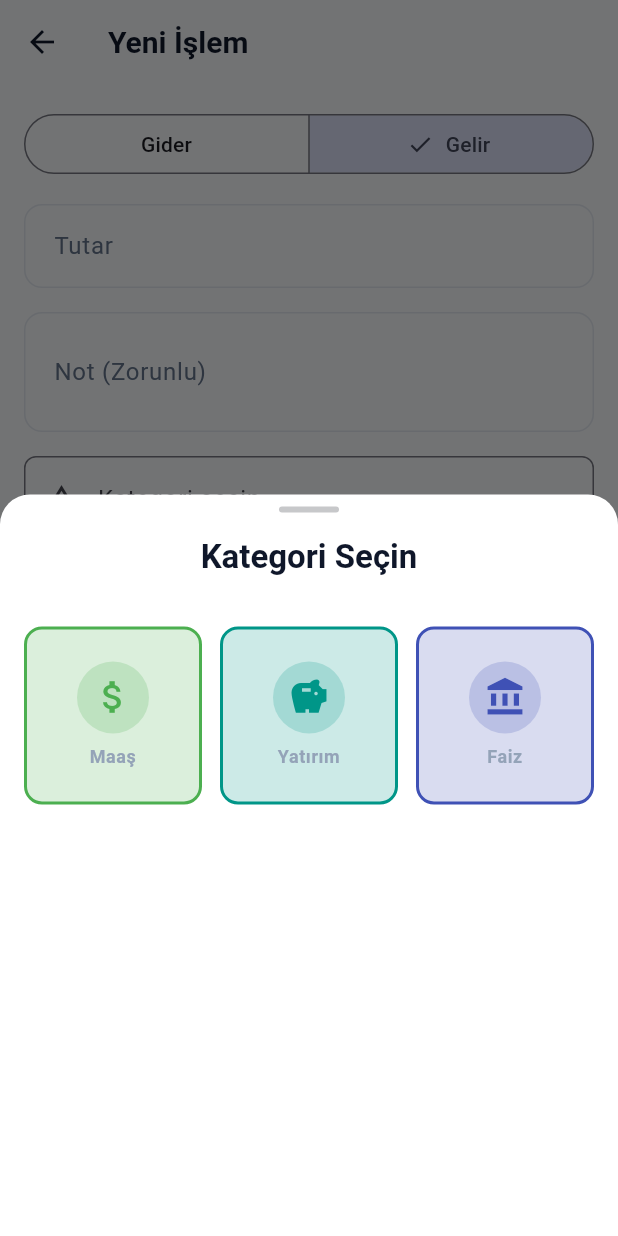
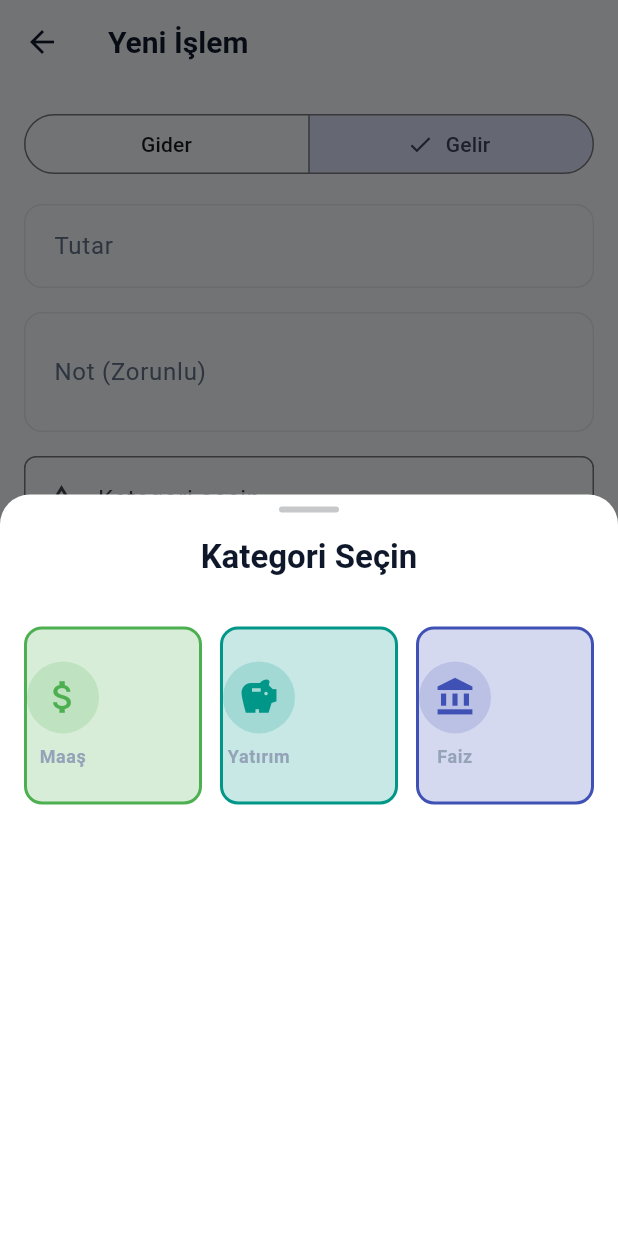
Before and after one commit to BGirginn/Finance_Tracker, a Flutter app: the AddTransactionScreen screen opened directly, after a tap on "Kategori seçin", on a phone screen of 412 x 824 dp. Run offline on Flutter 3.47's test engine with Material 3 defaults, Android fonts, the light colour scheme and no system bars; our stand-ins replace csv, decimal, dio, drift, file_picker, flutter_local_notifications and 3 more; missing offline and left inert: workmanager; accounts and stored records are empty; generated files the repository leaves out were written again; statements that could not run were skipped.

Commit message:
ui: use category color as tile background in picker; add edit overlay for DB categories; ensure color parsing uses opaque alpha

```diff
--- a/lib/presentation/screens/categories/add_edit_category_screen.dart
+++ b/lib/presentation/screens/categories/add_edit_category_screen.dart
@@ -124,7 +124,7 @@ class _AddEditCategoryScreenState extends ConsumerState<AddEditCategoryScreen> {
       itemBuilder: (context, index) {
         final entry = icons[index];
         final isSelected = entry.key == _selectedIcon;
-        final color = Color(int.parse(_selectedColor, radix: 16));
+        final color = Color(0xFF000000 | int.parse(_selectedColor, radix: 16));
 
         return GestureDetector(
           onTap: () => setState(() => _selectedIcon = entry.key),
@@ -156,7 +156,7 @@ class _AddEditCategoryScreenState extends ConsumerState<AddEditCategoryScreen> {
       itemCount: ExpenseCategory.defaultColors.length,
       itemBuilder: (context, index) {
         final colorHex = ExpenseCategory.defaultColors[index];
-        final color = Color(int.parse(colorHex, radix: 16));
+        final color = Color(0xFF000000 | int.parse(colorHex, radix: 16));
         final isSelected = colorHex == _selectedColor;
 
         return GestureDetector(
@@ -182,7 +182,7 @@ class _AddEditCategoryScreenState extends ConsumerState<AddEditCategoryScreen> {
   }
 
   Widget _buildPreview() {
-    final color = Color(int.parse(_selectedColor, radix: 16));
+    final color = Color(0xFF000000 | int.parse(_selectedColor, radix: 16));
     final icon = ExpenseCategory.iconDataFromName(_selectedIcon);
 
     return Card(
--- a/lib/presentation/screens/transactions/add_transaction_screen.dart
+++ b/lib/presentation/screens/transactions/add_transaction_screen.dart
@@ -8,6 +8,7 @@ import '../../../domain/entities/expense_category.dart';
 import '../../../data/repositories/ledger_repository.dart';
 import '../../providers/report_provider.dart';
 import '../../providers/expense_category_provider.dart';
+import '../categories/add_edit_category_screen.dart';
 
 class AddTransactionScreen extends ConsumerStatefulWidget {
   const AddTransactionScreen({super.key, this.entry, this.initialType});
@@ -366,20 +367,22 @@ class _AddTransactionScreenState extends ConsumerState<AddTransactionScreen> {
                         child: Container(
                           decoration: BoxDecoration(
                             color: isSelected
-                                ? category.color.withValues(alpha: 0.2)
-                                : Theme.of(context).colorScheme.surfaceContainerHighest,
+                                ? category.color.withValues(alpha: 0.22)
+                                : category.color.withValues(alpha: 0.08),
                             borderRadius: BorderRadius.circular(12),
                             border: isSelected
                                 ? Border.all(color: category.color, width: 2)
                                 : null,
                           ),
-                          child: Column(
+                          child: Stack(
+                            children: [
+                              Column(
                                 mainAxisAlignment: MainAxisAlignment.center,
                                 children: [
                                   Container(
                                     padding: const EdgeInsets.all(10),
                                     decoration: BoxDecoration(
-                                  color: category.color.withValues(alpha: 0.2),
+                                      color: category.color.withValues(alpha: 0.18),
                                       shape: BoxShape.circle,
                                     ),
                                     child: Icon(
@@ -399,6 +402,33 @@ class _AddTransactionScreenState extends ConsumerState<AddTransactionScreen> {
                                   ),
                                 ],
                               ),
+                              if (category.id != null)
+                                Positioned(
+                                  top: 6,
+                                  right: 6,
+                                  child: GestureDetector(
+                                    onTap: () {
+                                      Navigator.of(context).push(MaterialPageRoute(
+                                        builder: (ctx) => AddEditCategoryScreen(category: category),
+                                      ));
+                                    },
+                                    child: Container(
+                                      width: 28,
+                                      height: 28,
+                                      decoration: BoxDecoration(
+                                        color: Colors.black.withOpacity(0.16),
+                                        borderRadius: BorderRadius.circular(6),
+                                      ),
+                                      child: const Icon(
+                                        Icons.edit_outlined,
+                                        size: 16,
+                                        color: Colors.white,
+                                      ),
+                                    ),
+                                  ),
+                                ),
+                            ],
+                          ),
                         ),
                       );
                     },
```
Lines whose indentation alone changed are shown as unchanged.
